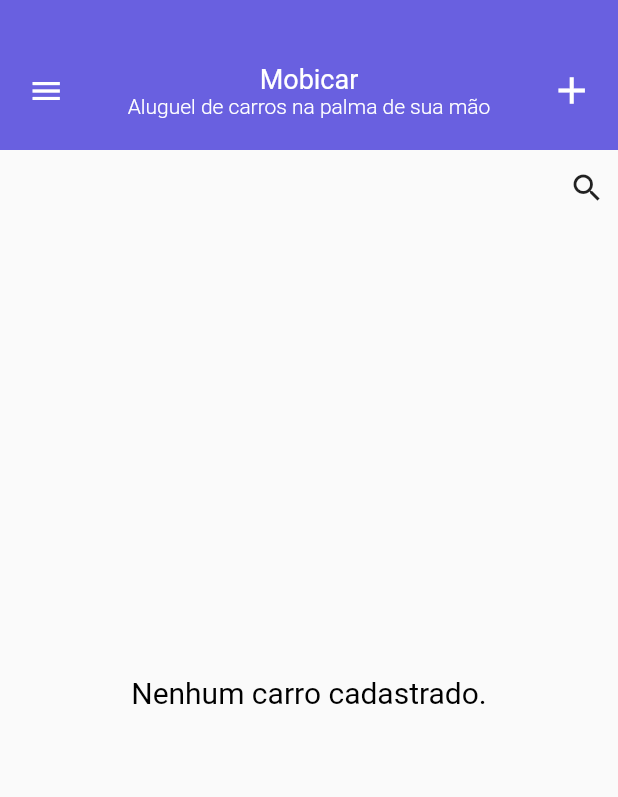
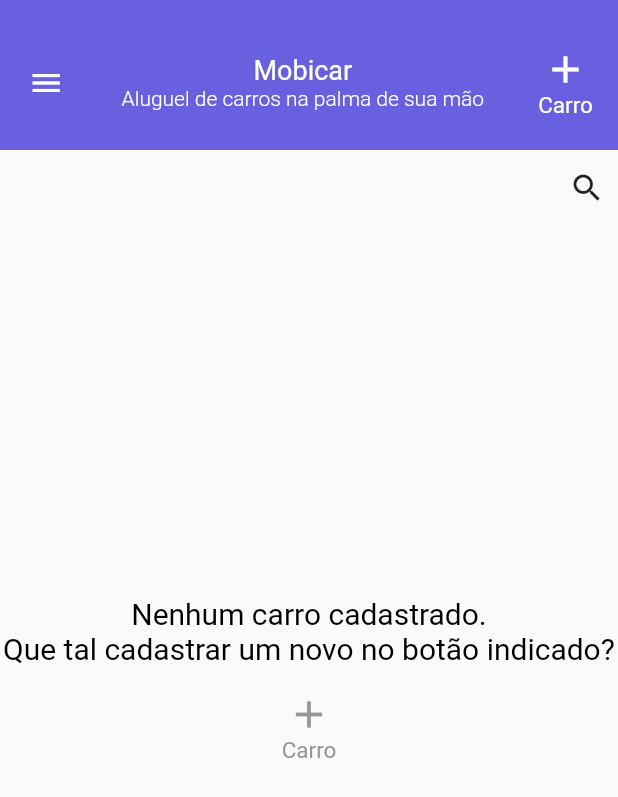
Before and after one commit to matheusAparicio/carsRegister, a Flutter app: the HomePage screen opened directly, on a phone screen of 412 x 824 dp. Shown: the top 797 px of the screen. Run offline on Flutter 3.47's test engine with Material 2 defaults, Android fonts, the light colour scheme and no system bars; drawn by our look-alikes of auto_size_text; our stand-ins replace flutter_mobx, font_awesome_flutter, google_fonts, lottie, mobx, permission_handler and 1 more; accounts and stored records are empty; generated files the repository leaves out were written again; network calls fail; project files that could hold a hidden picture were left out.

Commit message:
CompactButton created, more intuitive messages and buttons

```diff
--- /dev/null
+++ b/lib/modules/ui/custom_widgets/general/compact_button.dart
@@ -0,0 +1,64 @@
+import 'package:auto_size_text/auto_size_text.dart';
+import 'package:carsregister/modules/ui/custom_widgets/home_page/add_car_dialog/add_car_dialog.dart';
+import 'package:carsregister/modules/ui/utilities/app_text_styles.dart';
+import 'package:flutter/material.dart';
+import 'package:flutter/src/foundation/key.dart';
+import 'package:flutter/src/widgets/framework.dart';
+
+class CompactButton extends StatefulWidget {
+  final double width;
+  final double height;
+  final String buttonName;
+  final IconData buttonIcon;
+  final dynamic onTap;
+  final double minFontSize;
+  final double maxFontSize;
+  final int maxLines;
+  final Color color;
+  const CompactButton({
+    Key? key,
+    required this.width,
+    required this.height,
+    required this.buttonName,
+    required this.buttonIcon,
+    this.onTap,
+    this.minFontSize = 8,
+    this.maxFontSize = 15,
+    this.maxLines = 2,
+    this.color = Colors.white,
+
+  }) : super(key: key);
+
+  @override
+  State<CompactButton> createState() => _CompactButtonState();
+}
+
+class _CompactButtonState extends State<CompactButton> {
+  @override
+  Widget build(BuildContext context) {
+    return MouseRegion(
+      cursor: SystemMouseCursors.click,
+      child: GestureDetector(
+        onTap: widget.onTap,
+        child: SizedBox(
+          width: widget.height,
+          height: widget.height,
+          child: Column(
+            mainAxisAlignment: MainAxisAlignment.center,
+            children: [
+              Icon(widget.buttonIcon, color: widget.color, size: 30),
+              AutoSizeText(
+                widget.buttonName,
+                style: AppTextStyles().mainTextStyle(color: widget.color),
+                textAlign: TextAlign.center,
+                minFontSize: widget.maxFontSize,
+                maxFontSize: widget.maxFontSize,
+                maxLines: widget.maxLines,
+              ),
+            ],
+          ),
+        ),
+      ),
+    );
+  }
+}
--- a/lib/modules/ui/pages/home_page/components/home_page_app_bar.dart
+++ b/lib/modules/ui/pages/home_page/components/home_page_app_bar.dart
@@ -1,5 +1,8 @@
+import 'package:auto_size_text/auto_size_text.dart';
+import 'package:carsregister/modules/ui/custom_widgets/general/compact_button.dart';
 import 'package:carsregister/modules/ui/custom_widgets/home_page/add_car_dialog/add_car_dialog.dart';
 import 'package:carsregister/modules/ui/utilities/app_colors.dart';
+import 'package:carsregister/modules/ui/utilities/app_text_styles.dart';
 import 'package:flutter/material.dart';
 import 'package:google_fonts/google_fonts.dart';
 
@@ -64,26 +67,21 @@ class _HomePageAppBarState extends State<HomePageAppBar> {
                     ),
                   ],
                 ),
-                MouseRegion(
-                  cursor: SystemMouseCursors.click,
-                  child: GestureDetector(
+                CompactButton(
+                  width: MediaQuery.of(context).size.width * .15,
+                  height: widget.appBarHeight * .7,
+                  buttonName: "Carro",
+                  buttonIcon: Icons.add,
                   onTap: () {
                     showDialog(
                         context: context,
                         builder: (BuildContext context) {
-                            return const AddCarDialog(purpose: "insert",);
+                          return const AddCarDialog(
+                            purpose: "insert",
+                          );
                         });
                   },
-                    child: SizedBox(
-                      width: MediaQuery.of(context).size.width * .15,
-                      child: const Icon(
-                        Icons.add,
-                        color: Colors.white,
-                        size: 30
-                      ),
-                    ),
-                  ),
-                ),
+                )
               ]),
         ],
       ),
--- a/lib/modules/ui/pages/home_page/components/home_page_body.dart
+++ b/lib/modules/ui/pages/home_page/components/home_page_body.dart
@@ -1,6 +1,9 @@
+import 'package:auto_size_text/auto_size_text.dart';
 import 'package:carsregister/modules/domain/mobx_state/query_state.dart';
+import 'package:carsregister/modules/ui/custom_widgets/general/compact_button.dart';
 import 'package:carsregister/modules/ui/custom_widgets/home_page/car_list_view/car_list_view.dart';
 import 'package:carsregister/modules/ui/custom_widgets/home_page/search_and_add_bar.dart';
+import 'package:carsregister/modules/ui/utilities/app_colors.dart';
 import 'package:carsregister/modules/ui/utilities/app_text_styles.dart';
 import 'package:flutter/material.dart';
 import 'package:flutter_mobx/flutter_mobx.dart';
@@ -31,13 +34,28 @@ class _HomePageBodyState extends State<HomePageBody> {
             ),
             queryState.carList.isNotEmpty
                 ? const SizedBox()
-                : Center(
-                  child: Text(
-                      "Nenhum carro cadastrado.",
-                      style: AppTextStyles().mainTextStyle(fontSize: 20),
-                      textAlign: TextAlign.center,
+                : SizedBox(
+                    width: MediaQuery.of(context).size.width,
+                    height: MediaQuery.of(context).size.height,
+                    child: Column(
+                      mainAxisAlignment: MainAxisAlignment.center,
+                      crossAxisAlignment: CrossAxisAlignment.center,
+                      children: [
+                        Text(
+                          "Nenhum carro cadastrado.\nQue tal cadastrar um novo no botão indicado?",
+                          style: AppTextStyles().mainTextStyle(fontSize: 20),
+                          textAlign: TextAlign.center,
+                        ),
+                        CompactButton(
+                          width: MediaQuery.of(context).size.width * .15,
+                          height: MediaQuery.of(context).size.height * .1,
+                          buttonName: "Carro",
+                          buttonIcon: Icons.add,
+                          color: AppColors().greyColor
+                        )
+                      ],
                     ),
-                ),
+                  ),
           ],
         ),
       );
```
Lines whose indentation alone changed are shown as unchanged.
